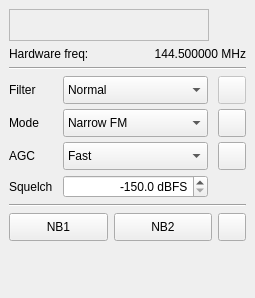
This is qtgui/dockrxopt.ui in gqrx-sdr/gqrx as Qt 5 draws it before an edit. The edited form follows.
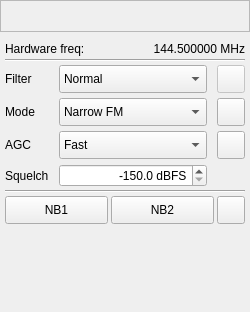
This is the edited form. Icons and pictures are not drawn. Custom widgets are drawn as their Qt base class.

Commit message:
Add vertical scroll bar to allow shrinking the window.
Issue #68.

```diff
--- a/qtgui/dockrxopt.ui
+++ b/qtgui/dockrxopt.ui
@@ -6,8 +6,8 @@
    <rect>
     <x>0</x>
     <y>0</y>
-    <width>255</width>
-    <height>298</height>
+    <width>250</width>
+    <height>312</height>
    </rect>
   </property>
   <property name="sizePolicy">
@@ -18,8 +18,8 @@
   </property>
   <property name="minimumSize">
    <size>
-    <width>0</width>
-    <height>0</height>
+    <width>250</width>
+    <height>162</height>
    </size>
   </property>
   <property name="maximumSize">
@@ -35,18 +35,33 @@
    <string>Receiver Options</string>
   </property>
   <widget class="QWidget" name="dockWidgetContents">
-   <layout class="QVBoxLayout" name="verticalLayout">
+   <layout class="QVBoxLayout" name="verticalLayout_2">
+    <property name="spacing">
+     <number>5</number>
+    </property>
+    <property name="leftMargin">
+     <number>0</number>
+    </property>
+    <property name="topMargin">
+     <number>0</number>
+    </property>
+    <property name="rightMargin">
+     <number>0</number>
+    </property>
+    <property name="bottomMargin">
+     <number>0</number>
+    </property>
     <item>
      <widget class="CFreqCtrl" name="filterFreq">
       <property name="sizePolicy">
-       <sizepolicy hsizetype="Fixed" vsizetype="Fixed">
+       <sizepolicy hsizetype="MinimumExpanding" vsizetype="Fixed">
         <horstretch>0</horstretch>
         <verstretch>0</verstretch>
        </sizepolicy>
       </property>
       <property name="minimumSize">
        <size>
-        <width>200</width>
+        <width>220</width>
         <height>32</height>
        </size>
       </property>
@@ -63,6 +78,42 @@
      </widget>
     </item>
     <item>
+     <widget class="QScrollArea" name="scrollArea">
+      <property name="frameShape">
+       <enum>QFrame::NoFrame</enum>
+      </property>
+      <property name="horizontalScrollBarPolicy">
+       <enum>Qt::ScrollBarAlwaysOff</enum>
+      </property>
+      <property name="widgetResizable">
+       <bool>true</bool>
+      </property>
+      <widget class="QWidget" name="scrollAreaVbox">
+       <property name="geometry">
+        <rect>
+         <x>0</x>
+         <y>0</y>
+         <width>250</width>
+         <height>250</height>
+        </rect>
+       </property>
+       <layout class="QVBoxLayout" name="verticalLayout">
+        <property name="spacing">
+         <number>3</number>
+        </property>
+        <property name="leftMargin">
+         <number>5</number>
+        </property>
+        <property name="topMargin">
+         <number>5</number>
+        </property>
+        <property name="rightMargin">
+         <number>5</number>
+        </property>
+        <property name="bottomMargin">
+         <number>5</number>
+        </property>
+        <item>
      <layout class="QHBoxLayout" name="horizontalLayout_6">
       <property name="sizeConstraint">
        <enum>QLayout::SetDefaultConstraint</enum>
@@ -630,10 +681,14 @@
       <property name="sizeHint" stdset="0">
        <size>
         <width>20</width>
-        <height>40</height>
+            <height>35</height>
        </size>
       </property>
      </spacer>
+        </item>
+       </layout>
+      </widget>
+     </widget>
     </item>
    </layout>
   </widget>
```
Lines whose indentation alone changed are shown as unchanged. The commit also changes 2 other files.
